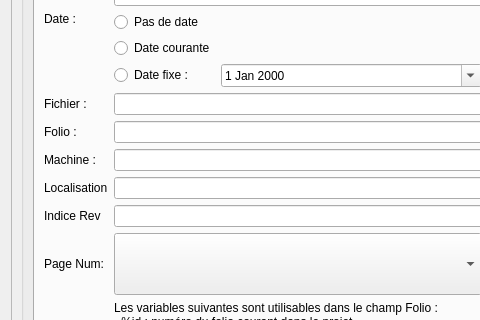
Qt form sources/ui/titleblockpropertieswidget.ui (qelectrotech/qelectrotech-source-mirror) before a commit; both pictures show x 0 to 480 and y 133 to 453 of the 572 by 590 pixel window.
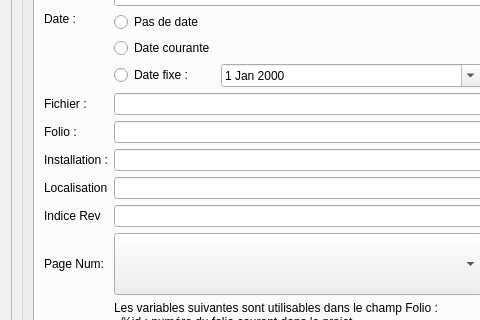
The same form after that commit. Icons and pictures are not drawn.

Diff of the .ui file:
```diff
--- a/sources/ui/titleblockpropertieswidget.ui
+++ b/sources/ui/titleblockpropertieswidget.ui
@@ -350,7 +350,7 @@
                 <item row="6" column="1">
                  <widget class="QLabel" name="label_10">
                   <property name="text">
-                   <string>Machine :</string>
+                   <string>Installation :</string>
                   </property>
                  </widget>
                 </item>
```
